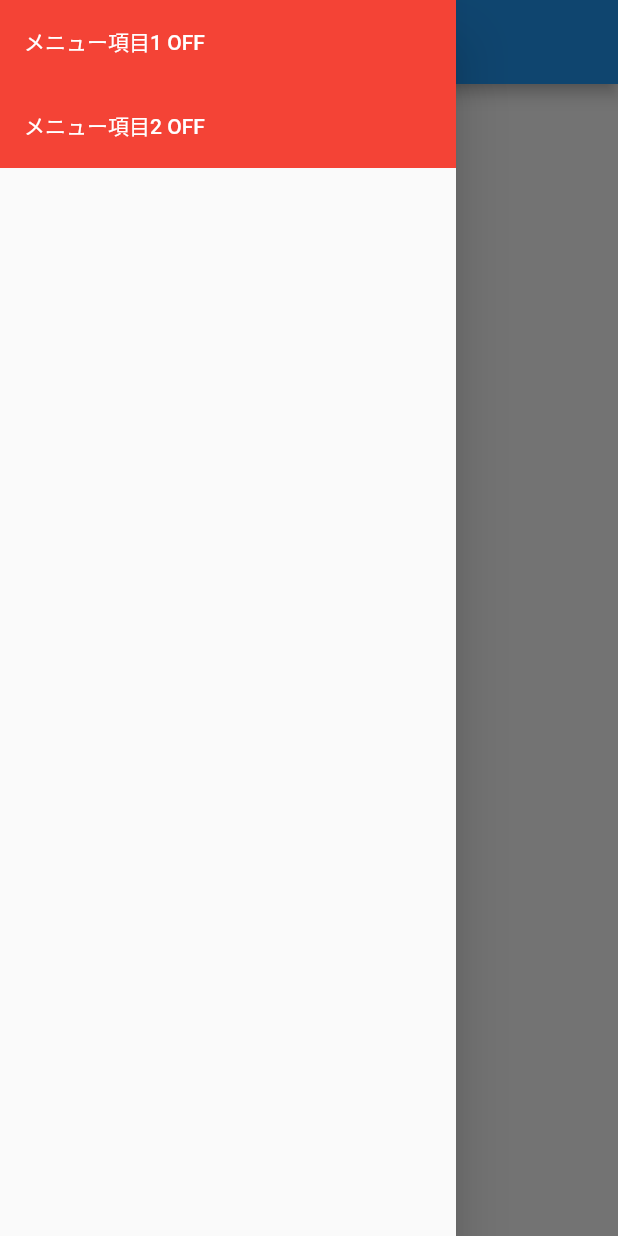
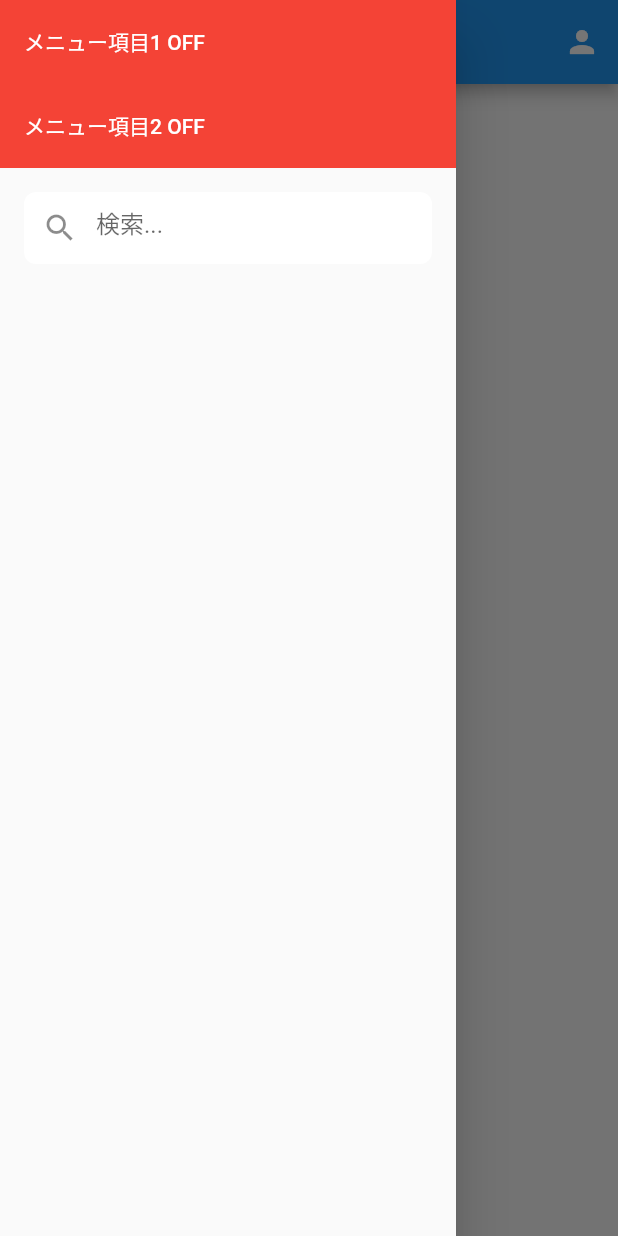
Before and after one commit to KoukiFOL/traveltrouble, a Flutter app: the MyHomePage screen opened directly, with the side drawer open, on a phone screen of 412 x 824 dp. Run offline on Flutter 3.47's test engine with Material 2 defaults, Android fonts, the phone set to English and light mode, and no system bars; our stand-ins replace cloud_firestore, firebase_auth, firebase_core; missing offline and left inert: dart:js; accounts and stored records are empty; generated files the repository leaves out were written again.

Commit message:
ドロワーメニュー内ボタンと検索バーあります

```diff
--- a/lib/Compornents/header.dart
+++ b/lib/Compornents/header.dart
@@ -51,7 +51,7 @@ class _MyHomePageState extends State<MyHomePage> {
             Column(
               children: [
                 Container(
-                  color: item1Selected ? Colors.green : Colors.red, // 背景色を変更
+                  color: item1Selected ? Colors.green : Colors.red,
                   child: ListTile(
                     title: GestureDetector(
                       onTap: toggleItem1,
@@ -65,7 +65,7 @@ class _MyHomePageState extends State<MyHomePage> {
                   ),
                 ),
                 Container(
-                  color: item2Selected ? Colors.green : Colors.red, // 背景色を変更
+                  color: item2Selected ? Colors.green : Colors.red,
                   child: ListTile(
                     title: GestureDetector(
                       onTap: toggleItem2,
@@ -83,6 +83,14 @@ class _MyHomePageState extends State<MyHomePage> {
                   decoration: BoxDecoration(
                     color: Colors.white,
                     borderRadius: BorderRadius.circular(8.0),
+                  ),
+                  child: TextField(
+                    decoration: InputDecoration(
+                      hintText: '検索...',
+                      border: InputBorder.none,
+                      contentPadding: EdgeInsets.all(8.0),
+                      prefixIcon: Icon(Icons.search),
+                    ),
                   ),
                 ),
               ],
@@ -112,6 +120,15 @@ class CustomAppBar extends StatelessWidget implements PreferredSizeWidget {
           onPressed();
         },
       ),
+      actions: [
+        IconButton(
+          icon: Icon(Icons.person), // "person1"のアイコンを追加
+          onPressed: () {
+            // ボタンが押されたときの処理をここに追加
+            // 例えば、プロフィール画面に遷移するなど
+          },
+        ),
+      ],
     );
   }
 }
```
